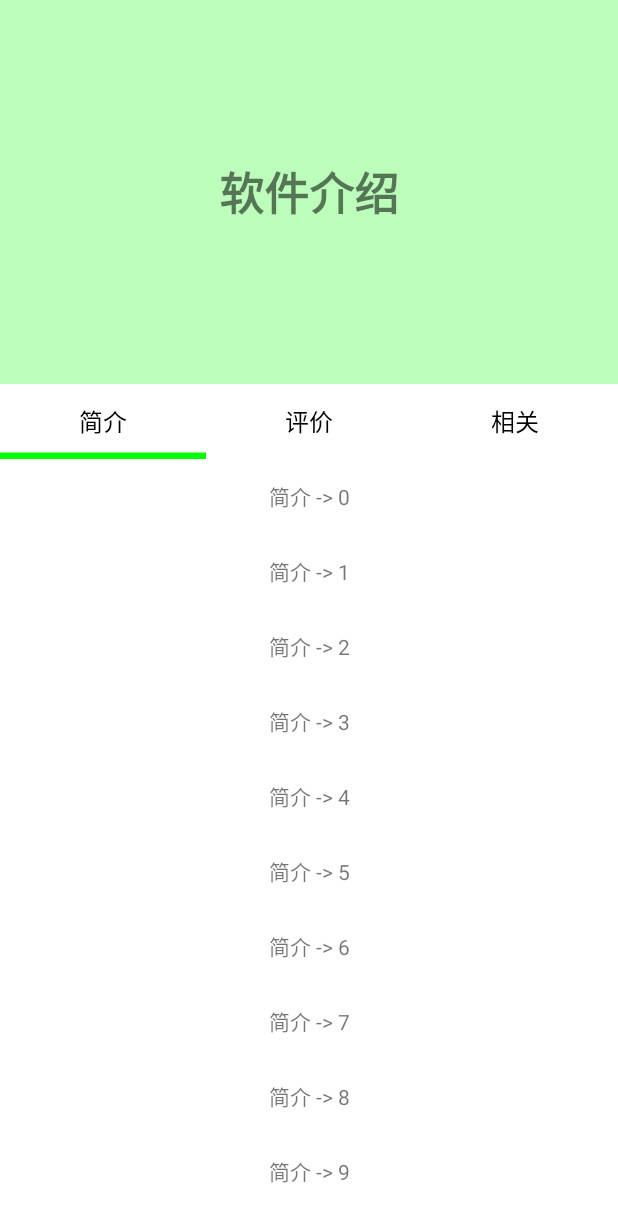
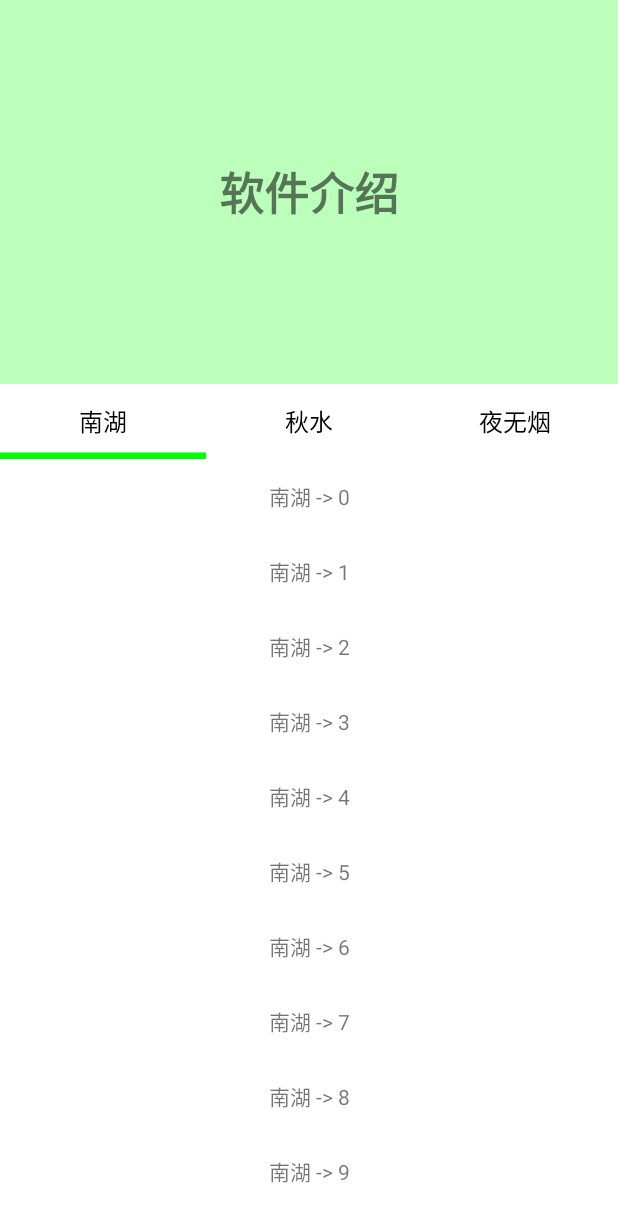
Before and after one commit to AgesX/AndroidStickJava, an Android app: the screen it shows after launch (MainActivity), on a phone screen of 412 x 824 dp. Shown: the top 1222 px of the screen. Run offline under Robolectric (Android 15) with nearby library versions, the phone set to English and light mode, and no system bars.

Commit message:
littlt change

```diff
--- a/app/src/main/java/com/zhy/stickynavlayout/MainActivity.java
+++ b/app/src/main/java/com/zhy/stickynavlayout/MainActivity.java
@@ -12,7 +12,7 @@ import com.zhy.stickynavlayout.view.SimpleViewPagerIndicator;
 
 public class MainActivity extends FragmentActivity
 {
-	private String[] mTitles = new String[] { "简介", "评价", "相关" };
+	private String[] mTitles = new String[] { "南湖", "秋水", "夜无烟" };
 	private SimpleViewPagerIndicator mIndicator;
 	private ViewPager mViewPager;
 	private FragmentPagerAdapter mAdapter;
--- a/app/src/main/java/com/zhy/stickynavlayout/TabFragment.java
+++ b/app/src/main/java/com/zhy/stickynavlayout/TabFragment.java
@@ -22,7 +22,6 @@ public class TabFragment extends Fragment
     public static final String TITLE = "title";
     private String mTitle = "Defaut Value";
     private RecyclerView mRecyclerView;
-    // private TextView mTextView;
     private List<String> mDatas = new ArrayList<String>();
 
     @Override
@@ -43,10 +42,7 @@ public class TabFragment extends Fragment
         mRecyclerView = (RecyclerView) view
                 .findViewById(R.id.id_stickynavlayout_innerscrollview);
         mRecyclerView.setLayoutManager(new LinearLayoutManager(getActivity()));
-        // mTextView = (TextView) view.findViewById(R.id.id_info);
-        // mTextView.setText(mTitle);
-        for (int i = 0; i < 50; i++)
-        {
+        for (int i = 0; i < 50; i++){
             mDatas.add(mTitle + " -> " + i);
         }
         mRecyclerView.setAdapter(new CommonAdapter<String>(getActivity(), R.layout.item, mDatas)
--- a/app/src/main/java/com/zhy/stickynavlayout/view/SimpleViewPagerIndicator.java
+++ b/app/src/main/java/com/zhy/stickynavlayout/view/SimpleViewPagerIndicator.java
@@ -67,13 +67,7 @@ public class SimpleViewPagerIndicator extends LinearLayout
 		canvas.restore();
 	}
 
-	public void scroll(int position, float offset)
-	{
-		/**
-		 * <pre>
-		 *  0-1:position=0 ;1-0:postion=0;
-		 * </pre>
-		 */
+	public void scroll(int position, float offset){
 		mTranslationX = getWidth() / mTabCount * (position + offset);
 		invalidate();
 	}
@@ -106,10 +100,7 @@ public class SimpleViewPagerIndicator extends LinearLayout
 			tv.setOnClickListener(new OnClickListener()
 			{
 				@Override
-				public void onClick(View v)
-				{
-
-				}
+				public void onClick(View v){    	}
 			});
 			addView(tv);
 		}
--- a/base-adapter-library/src/main/java/com/zhy/base/adapter/recyclerview/utils/WrapperUtils.java
+++ b/base-adapter-library/src/main/java/com/zhy/base/adapter/recyclerview/utils/WrapperUtils.java
@@ -43,8 +43,7 @@ public class WrapperUtils
         ViewGroup.LayoutParams lp = holder.itemView.getLayoutParams();
 
         if (lp != null
-                && lp instanceof StaggeredGridLayoutManager.LayoutParams)
-        {
+                && lp instanceof StaggeredGridLayoutManager.LayoutParams){
 
             StaggeredGridLayoutManager.LayoutParams p = (StaggeredGridLayoutManager.LayoutParams) lp;
 
```
